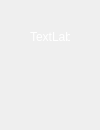
Above: ui/note.ui from analogdevicesinc/scopy before the change. Below: the same form after it.
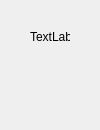
That is the form after the change. Icons and pictures are not drawn.

What changed in the file:
```diff
--- a/ui/note.ui
+++ b/ui/note.ui
@@ -91,8 +91,7 @@
          </sizepolicy>
         </property>
         <property name="styleSheet">
-         <string notr="true">qproperty-alignment: AlignCenter;
-color: white;</string>
+         <string notr="true">qproperty-alignment: AlignCenter;</string>
         </property>
         <property name="text">
          <string>TextLabel</string>
```
